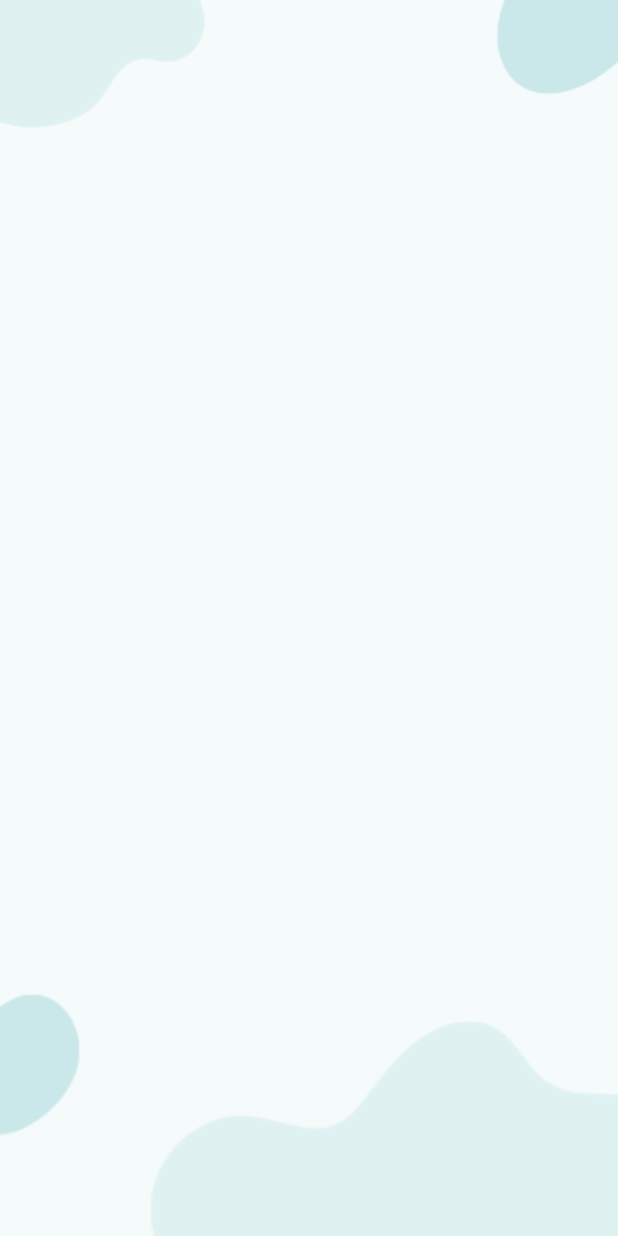
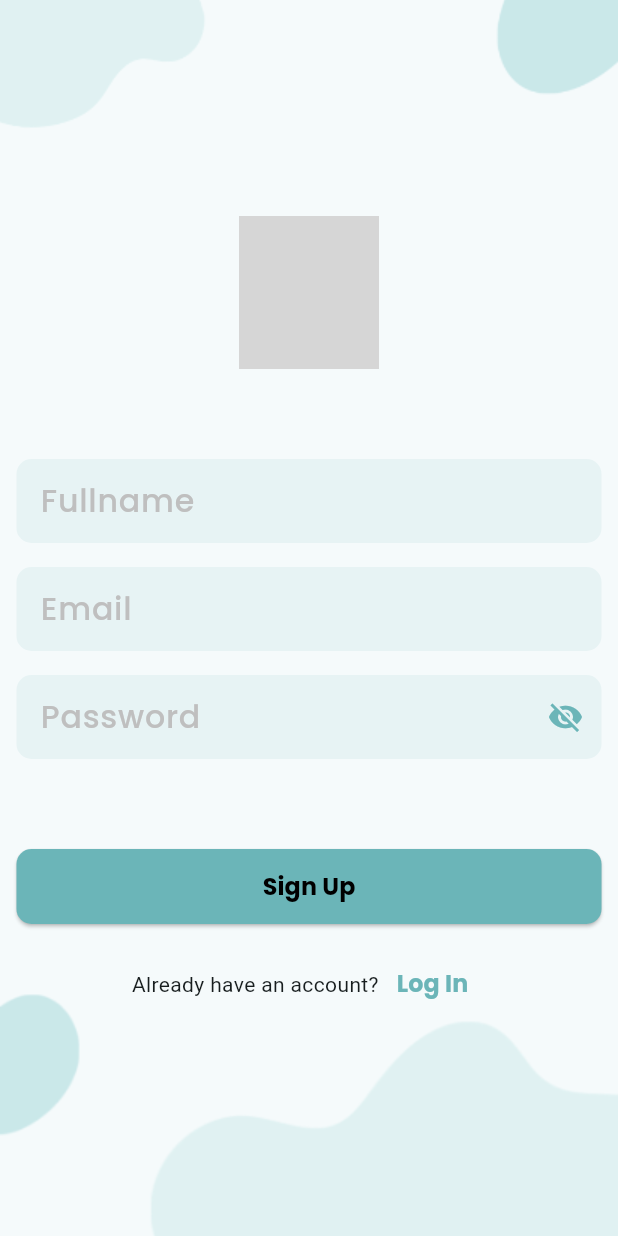
Before and after one commit to Kreatbox/summarizor, a Flutter app: the Signup screen opened directly, on a phone screen of 412 x 824 dp. Run offline on Flutter 3.47's test engine with Material 3 defaults, Android fonts, the phone set to English and light mode, and no system bars; our stand-ins replace firebase_core, smooth_page_indicator; accounts and stored records are empty; grey boxes are pictures that could not be loaded.

Commit message:
Sign up screen

```diff
--- a/lib/core/constants/color.dart
+++ b/lib/core/constants/color.dart
@@ -4,10 +4,13 @@
 class Colorapp{
 
   static const Color aqua = Color(0xFF6BB5B8);
+    static const Color aqua10 = Color(0x1A6BB5B8);
+
   static const Color grey = Color(0xFF707070);
+
   static const Color greyfield = Color(0xFFBFBFBF);
   static const Color white = Color(0xFFFFFFFF);
   static const Color red = Color(0xFF940000);
-
+  static const Color black = Color(0xFF000000);
 
 }
--- a/lib/core/constants/images.dart
+++ b/lib/core/constants/images.dart
@@ -15,4 +15,7 @@
   //Register
   static String base = 'assets/images/BASE2.png';
 
+    //Signup
+  static String base1 = 'assets/images/icon1.png';
+
 }
--- a/lib/core/constants/route.dart
+++ b/lib/core/constants/route.dart
@@ -1,5 +1,5 @@
 import 'package:flutter/material.dart';
-import 'package:summarizor/modules/signup/Signup.dart';
+import 'package:summarizor/modules/signup/sign_up_view.dart';
 class AppRoute{
   static Widget home = const Signup();
 
--- a/lib/core/constants/text_style.dart
+++ b/lib/core/constants/text_style.dart
@@ -18,11 +18,26 @@
     color: PrimaryColor,
 
   );
+
+    static TextStyle textObboardtitle3 = TextStyle(
+    fontFamily: 'poppinsBold',
+    fontSize: 15.f,
+    fontWeight: FontWeight.w400,
+    color: PrimaryColor,
+
+  );
   static TextStyle textObboardDesc = TextStyle(
     fontFamily: 'poppinsBold',
     fontSize: 15.f,
     fontWeight: FontWeight.w400,
     color: Colorapp.grey,
+
+  );
+  static TextStyle textObboardDescblack = TextStyle(
+    fontFamily: 'poppinsBold',
+    fontSize: 15.f,
+    fontWeight: FontWeight.w400,
+    color: Colorapp.black,
 
   );
 
--- a/lib/modules/signup/Signup.dart
+++ /dev/null
@@ -1,30 +0,0 @@
-import 'package:flutter/material.dart';
-import 'package:summarizor/core/services/responsive.dart';
-import '../../core/constants/images.dart';
-
-class Signup extends StatefulWidget {
-  const Signup({super.key});
-
-  @override
-  State<Signup> createState() => _SignupState();
-}
-
-class _SignupState extends State<Signup> {
-
-
-
-  @override
-  Widget build(BuildContext context) {
-    return Scaffold(
-      body: SafeArea(
-          child: Stack(
-            children: [
-              Image.asset(Images.base,fit: BoxFit.cover,width: 412.w,
-              ),
-
-
-        ],
-      ))
-    );
-  }
-}
--- /dev/null
+++ b/lib/modules/signup/sign_up_controller.dart
@@ -0,0 +1,40 @@
+import 'package:flutter/material.dart';
+import 'package:summarizor/modules/signup/sign_up_controller.dart' as emailController;
+import 'package:summarizor/modules/signup/sign_up_controller.dart' as passwordController;
+import 'package:summarizor/modules/signup/sign_up_controller.dart' as fullNameController;
+
+class RegisterController with ChangeNotifier {
+  bool isVisible = true;
+  bool success = false;
+
+  TextEditingController emailController = TextEditingController();
+  TextEditingController passwordController = TextEditingController();
+  TextEditingController fullNameController = TextEditingController();
+
+  void togglePasswordVisibility() {
+    isVisible = !isVisible;
+    notifyListeners();
+  }
+
+  Future<void> register({
+    required BuildContext context,
+  }) async {
+
+      notifyListeners();
+
+      if (success) {
+        Navigator.pushNamed(context, "/login");
+      } else {
+        ScaffoldMessenger.of(context).showSnackBar(
+          SnackBar(content: Text("Registration failed! Please try again.")),
+        );
+      }
+    }
+  }
+
+  @override
+  void dispose() {
+    emailController.dispose();
+    passwordController.dispose();
+    fullNameController.dispose();
+  }
--- /dev/null
+++ b/lib/modules/signup/sign_up_view.dart
@@ -0,0 +1,133 @@
+import 'package:flutter/material.dart';
+import 'package:summarizor/core/services/responsive.dart';
+import '../../core/constants/images.dart';
+import 'package:summarizor/core/constants/color.dart';
+import 'package:summarizor/core/constants/text_style.dart';
+
+class Signup extends StatefulWidget {
+  const Signup({super.key});
+  @override
+  State<Signup> createState() => _SignupState();
+}
+class _SignupState extends State<Signup> {
+    bool _obscureText = true;
+  @override
+  Widget build(BuildContext context) {
+    return Scaffold(
+      body: SafeArea(
+        child: Stack(
+          children: [
+            Image.asset(
+              Images.base,
+              fit: BoxFit.cover,
+              width: double.infinity,
+              height: double.infinity,
+            ),
+
+            Padding(
+        padding: EdgeInsets.symmetric(horizontal: 10.w,vertical: 30.h),
+              child: Column(
+                mainAxisAlignment: MainAxisAlignment.center,
+                children: [
+                  Image.asset(
+                    Images.base1,
+                  width: 93,
+  height: 102,
+                  ),
+
+                  const SizedBox(height: 60),
+//****** */
+                  _buildTextField("Fullname"),
+                  const SizedBox(height: 16),
+                  _buildTextField("Email"),
+                  const SizedBox(height: 16),
+                  _buildPasswordField(),
+                  const SizedBox(height: 60),
+//****** */
+
+                  SizedBox(
+                    width: double.infinity,
+                    height: 50,
+                    child: ElevatedButton(
+                      onPressed: () {
+                      },
+                      style: ElevatedButton.styleFrom(
+                backgroundColor: PrimaryColor,
+                        shape: RoundedRectangleBorder(
+                          borderRadius: BorderRadius.circular(10),
+                        ),
+                      ),
+                      child: Text(
+                        "Sign Up",
+style: TextFormStyle.textObboardDescblack,
+                      ),
+                    ),
+                  ),
+                  const SizedBox(height: 16),
+                  Row(
+                    mainAxisAlignment: MainAxisAlignment.center,
+                    children: [
+                      Text(
+                        "Already have an account?",
+                      ),
+                      TextButton(
+                        onPressed: () {
+                          Navigator.pushNamed(context, "/login");
+                        },
+                        child: Text(
+                          "Log In",style: TextFormStyle.textObboardtitle3,
+                        ),
+                      ),
+                    ],
+                  ),
+                ],
+              ),
+            ),
+          ],
+        ),
+      ),
+    );
+  }
+
+  Widget _buildTextField(String label) {
+    return TextField(
+      decoration: InputDecoration(
+        labelText: label,
+        labelStyle: TextFormStyle.textfield,
+        filled: true,
+fillColor: Color(0x1A6BB5B8),
+        border: OutlineInputBorder(
+          borderRadius: BorderRadius.circular(10),
+          borderSide: BorderSide.none,
+        ),
+      ),
+    );
+  }
+
+  Widget _buildPasswordField() {
+    return TextField(
+      decoration: InputDecoration(
+        labelText: "Password",
+        labelStyle: TextFormStyle.textfield,
+        filled: true,
+fillColor: Color(0x1A6BB5B8),
+        border: OutlineInputBorder(
+          borderRadius: BorderRadius.circular(10),
+          borderSide: BorderSide.none,
+
+        ),
+suffixIcon: IconButton(
+          icon: Icon(
+            _obscureText ? Icons.visibility_off : Icons.visibility, // تبديل الرمز
+            color: Color(0xFF6BB5B8), // اللون المحدد
+          ),
+          onPressed: () {
+            setState(() {
+              _obscureText = !_obscureText; // تغيير الحالة بين الإخفاء والإظهار
+           });
+          },
+        ),
+      ),
+    );
+  }
+}
```
Also changed, not shown: assets/images/icon1.png (added), lib/modules/sign_in/sign_in_controller.dart (added), lib/modules/sign_in/sign_in_view.dart (added), pubspec.lock.
